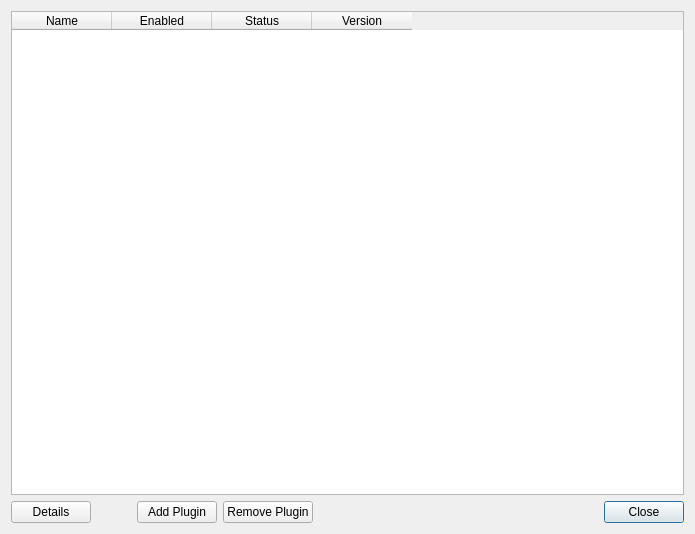
First picture: the form in Source/Applications/DREAM3D/UI_Files/AboutPlugins.ui, repository BlueQuartzSoftware/DREAM3D, before the edit.
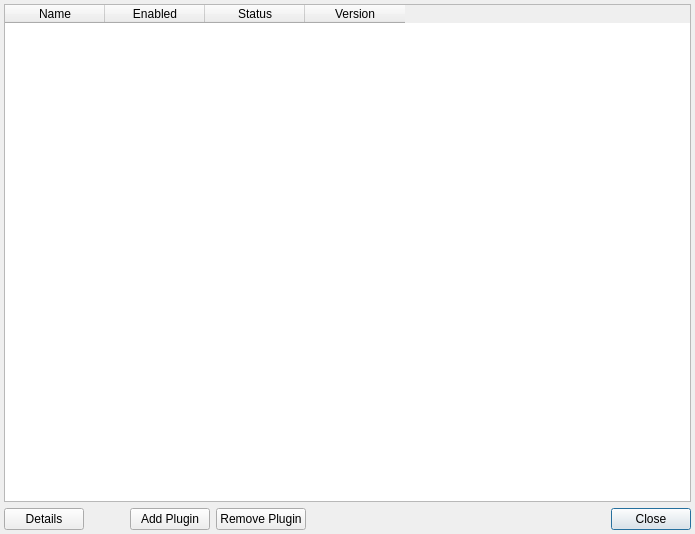
Second picture: the form after the edit.

What changed in the file:
```diff
--- a/Source/Applications/DREAM3D/UI_Files/AboutPlugins.ui
+++ b/Source/Applications/DREAM3D/UI_Files/AboutPlugins.ui
@@ -14,6 +14,18 @@
    <string>Installed Plugins</string>
   </property>
   <layout class="QGridLayout" name="gridLayout">
+   <property name="leftMargin">
+    <number>4</number>
+   </property>
+   <property name="topMargin">
+    <number>4</number>
+   </property>
+   <property name="rightMargin">
+    <number>4</number>
+   </property>
+   <property name="bottomMargin">
+    <number>4</number>
+   </property>
    <item row="0" column="0">
     <layout class="QVBoxLayout" name="verticalLayout">
      <item>
```
